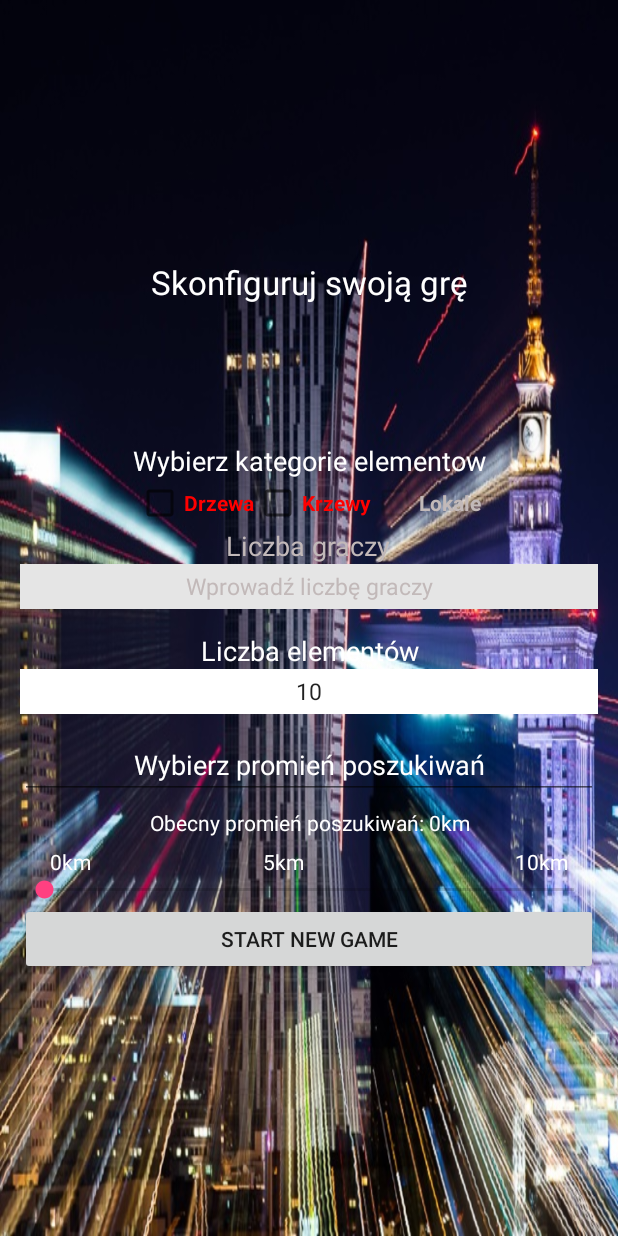
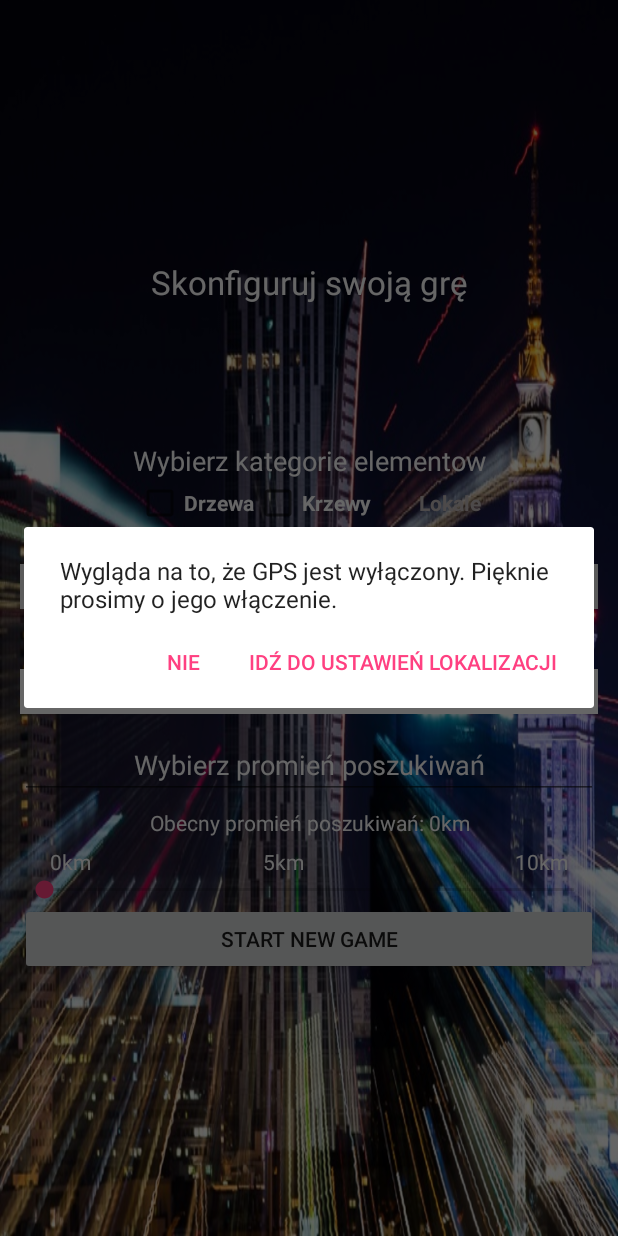
Before and after one commit to tomaszbondaruk/WarsawCitiGame, an Android app: the ConfigureNewGameActivity screen opened directly, with no data from a screen before it, after a tap on "START NEW GAME", on a phone screen of 412 x 824 dp. Run offline under Robolectric (Android 15) with nearby library versions, the phone set to English and light mode, and no system bars.

Commit message:
GameProgress

```diff
--- a/app/src/main/java/pl/orangeapi/warsawcitygame/layout/ConfigureNewGameActivity.java
+++ b/app/src/main/java/pl/orangeapi/warsawcitygame/layout/ConfigureNewGameActivity.java
@@ -1,7 +1,9 @@
 package pl.orangeapi.warsawcitygame.layout;
 
 import android.Manifest;
+import android.app.AlertDialog;
 import android.content.Context;
+import android.content.DialogInterface;
 import android.content.Intent;
 import android.content.pm.PackageManager;
 import android.graphics.Color;
@@ -68,6 +70,9 @@ public class ConfigureNewGameActivity extends AppCompatActivity implements Locat
         }
         lm.requestLocationUpdates(LocationManager.GPS_PROVIDER, 1000, 1, ConfigureNewGameActivity.this);
 
+        if (!lm.isProviderEnabled(LocationManager.GPS_PROVIDER)){
+            showGPSDisabledAlertToUser();
+        }
 
         dbAdapter = new WarsawCitiGameDBAdapter(ConfigureNewGameActivity.this);
         dbAdapter.open();
@@ -112,29 +117,28 @@ public class ConfigureNewGameActivity extends AppCompatActivity implements Locat
 
             public void onClick(View arg0) {
                 try {
-                    gpsReader = new GPSService(ConfigureNewGameActivity.this);
-                    if(treesCheckBox.isChecked() && !shrubsCheckBox.isChecked())
+                    if (ActivityCompat.checkSelfPermission( ConfigureNewGameActivity.this,
+                            Manifest.permission.ACCESS_FINE_LOCATION) != PackageManager.PERMISSION_GRANTED
+                            && ActivityCompat.checkSelfPermission(ConfigureNewGameActivity.this, Manifest.permission.ACCESS_COARSE_LOCATION) != PackageManager.PERMISSION_GRANTED) {
+                        return;
+                    }
+                    l = lm.getLastKnownLocation(provider);
+                    if(l!=null) {
+                        if (treesCheckBox.isChecked() && !shrubsCheckBox.isChecked())
                             config.setGameObjects("Drzewo");
-                    if(!treesCheckBox.isChecked() && shrubsCheckBox.isChecked())
+                        if (!treesCheckBox.isChecked() && shrubsCheckBox.isChecked())
                             config.setGameObjects("Krzewy");
-                    if(treesCheckBox.isChecked() && shrubsCheckBox.isChecked())
+                        if (treesCheckBox.isChecked() && shrubsCheckBox.isChecked())
                             config.setGameObjects("Drzewa-Krzewy");
-                    if(!treesCheckBox.isChecked() && !shrubsCheckBox.isChecked())
+                        if (!treesCheckBox.isChecked() && !shrubsCheckBox.isChecked())
                             throw new NothingWasCheckedException("Nic nie zostało wybrane chuju złamany!!!!!!");
 
                         config.setNoParticipants(1);
                         config.setNoElements(Integer.parseInt(noElementsInput.getText().toString()));
                         config.setGameRadius(10 * ((float) gameRadius.getProgress() / 100));
 
-                    if (ActivityCompat.checkSelfPermission( ConfigureNewGameActivity.this,
-                                                            Manifest.permission.ACCESS_FINE_LOCATION) != PackageManager.PERMISSION_GRANTED
-                                                            && ActivityCompat.checkSelfPermission(ConfigureNewGameActivity.this, Manifest.permission.ACCESS_COARSE_LOCATION) != PackageManager.PERMISSION_GRANTED) {
-                        return;
-                    }
-                    l = lm.getLastKnownLocation(provider);
-                    Log.d("TEST", "" + l.getLatitude());
-                    Log.d("TEST", "" + l.getLongitude());
-                    gameObjects = dbAdapter.getStartingPoints(config.getGameObjects(),config.getNoElements(),l.getLatitude(),l.getLongitude(),config.getGameRadius());
+
+                        gameObjects = dbAdapter.getStartingPoints(config.getGameObjects(), config.getNoElements(), l.getLatitude(), l.getLongitude(), config.getGameRadius());
 
 
                         Intent intent = new Intent(ConfigureNewGameActivity.this, GameActivity.class);
@@ -143,6 +147,10 @@ public class ConfigureNewGameActivity extends AppCompatActivity implements Locat
                         intent.putExtras(bundle);
                         startActivity(intent);
                         overridePendingTransition(0, 0);
+                    }
+                    else{
+                        showGPSDisabledAlertToUser();
+                    }
                 }
                 catch(NotEnoughObjectsInAreaException e){
                     Toast.makeText(ConfigureNewGameActivity.this,"Nie znaleziono wmaganej liczby elementów" + l.getLongitude() + " " + l.getLatitude()
@@ -165,6 +173,27 @@ public class ConfigureNewGameActivity extends AppCompatActivity implements Locat
 
     }
 
+    private void showGPSDisabledAlertToUser(){
+        AlertDialog.Builder alertDialogBuilder = new AlertDialog.Builder(this);
+        alertDialogBuilder.setMessage("Wygląda na to, że GPS jest wyłączony. Pięknie prosimy o jego włączenie.")
+                .setCancelable(false)
+                .setPositiveButton("Idź do ustawień lokalizacji",
+                        new DialogInterface.OnClickListener(){
+                            public void onClick(DialogInterface dialog, int id){
+                                Intent callGPSSettingIntent = new Intent(
+                                        android.provider.Settings.ACTION_LOCATION_SOURCE_SETTINGS);
+                                startActivity(callGPSSettingIntent);
+                            }
+                        });
+        alertDialogBuilder.setNegativeButton("NIE",
+                new DialogInterface.OnClickListener(){
+                    public void onClick(DialogInterface dialog, int id){
+                        dialog.cancel();
+                    }
+                });
+        AlertDialog alert = alertDialogBuilder.create();
+        alert.show();
+    }
 
     @Override
     public void onLocationChanged(Location arg0)
--- a/app/src/main/res/layout/activity_citi_game.xml
+++ b/app/src/main/res/layout/activity_citi_game.xml
@@ -9,7 +9,7 @@
         android:layout_height="match_parent"
         android:background="@drawable/warsaw_1">
 
-        <EditText
+        <TextView
             android:layout_width="match_parent"
             android:layout_height="147dp"
             android:id="@+id/editText"
--- a/app/src/main/res/layout/activity_main_menu.xml
+++ b/app/src/main/res/layout/activity_main_menu.xml
@@ -7,7 +7,7 @@
     android:weightSum="1"
     android:id="@+id/layout">
 
-    <EditText
+    <TextView
         android:layout_width="match_parent"
         android:layout_height="147dp"
         android:id="@+id/editText2"
```
Also changed, not shown: app/src/main/java/pl/orangeapi/warsawcitygame/layout/MainMenuActivity.java (+1 -19 lines). Lines whose indentation alone changed are shown as unchanged.
